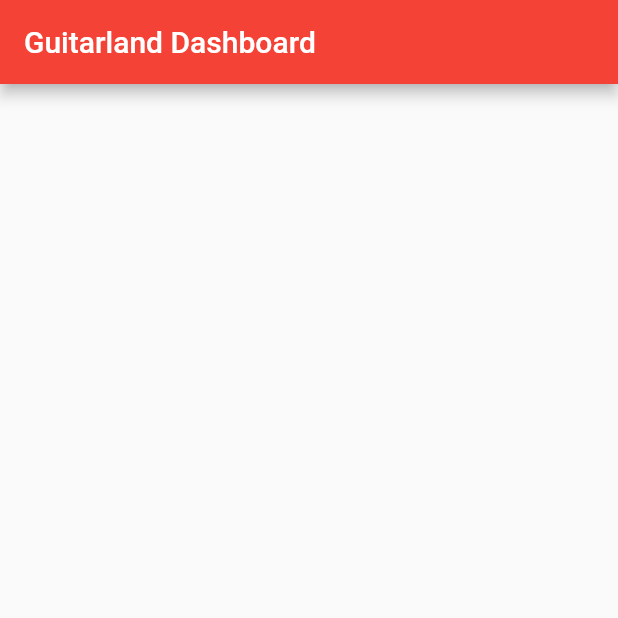
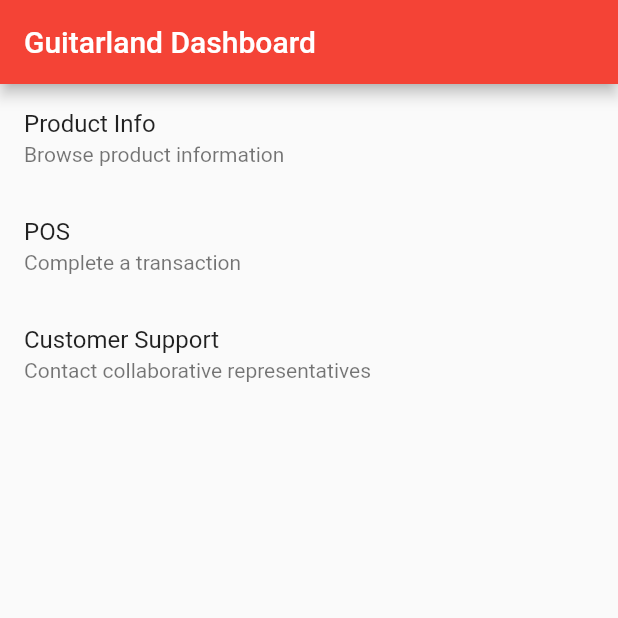
Before and after one commit to blbergo/intro-to-dart, a Flutter app: the screen it shows after launch, on a phone screen of 412 x 824 dp, the top half of it. Run offline on Flutter 3.47's test engine with Material 2 defaults, Android fonts, the phone set to English and light mode, and no system bars.

Commit message:
Finished home page, began work on product info page

```diff
--- a/guitar_land_dashboard/lib/main.dart
+++ b/guitar_land_dashboard/lib/main.dart
@@ -1,4 +1,5 @@
 import 'package:flutter/material.dart';
+import 'package:guitar_land_dashboard/prodInfo.dart';
 
 void main() {
   runApp(const MyApp());
@@ -11,7 +12,7 @@ class MyApp extends StatelessWidget {
   @override
   Widget build(BuildContext context) {
     return MaterialApp(
-      title: 'Guitarland | Employee Dashboarsd',
+      title: 'Guitarland',
       theme: ThemeData(
         // This is the theme of your application.
         //
@@ -48,10 +49,6 @@ class MyHomePage extends StatefulWidget {
 }
 
 class _MyHomePageState extends State<MyHomePage> {
-
-
-
-
   @override
   Widget build(BuildContext context) {
     // This method is rerun every time setState is called, for instance as done
@@ -69,26 +66,24 @@ class _MyHomePageState extends State<MyHomePage> {
         body: Center(
             // Center is a layout widget. It takes a single child and positions it
             // in the middle of the parent.
-        child: Column(
-          // Column is also a layout widget. It takes a list of children and
-          // arranges them vertically. By default, it sizes itself to fit its
-          // children horizontally, and tries to be as tall as its parent.
-          //
-          // Invoke "debug painting" (press "p" in the console, choose the
-          // "Toggle Debug Paint" action from the Flutter Inspector in Android
-          // Studio, or the "Toggle Debug Paint" command in Visual Studio Code)
-          // to see the wireframe for each widget.
-          //
-          // Column has various properties to control how it sizes itself and
-          // how it positions its children. Here we use mainAxisAlignment to
-          // center the children vertically; the main axis here is the vertical
-          // axis because Columns are vertical (the cross axis would be
-          // horizontal).
-          mainAxisAlignment: MainAxisAlignment.center,
-          children: <Widget>[
-          ],
-        ),
-      ),
+            child: Center(
+                child: ListView(children: [
+          _tile("Product Info", "Browse product information", "prodInfo"),
+          _tile("POS", "Complete a transaction", "pos"),
+          _tile("Customer Support", "Contact collaborative representatives",
+              "support")
+        ]))));
+  }
+
+  //helper function for building lists
+  ListTile _tile(String title, String subtitle, String route) {
+    return ListTile(
+      title: Text(title),
+      subtitle: Text(subtitle),
+      onTap: () => {
+        Navigator.push(
+            context, MaterialPageRoute(builder: (context) => const ProdInfo()))
+      },
     );
   }
 }
--- /dev/null
+++ b/guitar_land_dashboard/lib/prodInfo.dart
@@ -0,0 +1,15 @@
+//product info page
+
+import 'package:flutter/material.dart';
+
+class ProdInfo extends StatelessWidget {
+  const ProdInfo({super.key});
+
+  @override
+  Widget build(Object context) {
+    return Scaffold(
+        appBar: AppBar(title: const Text("Product Information")),
+        body: const Center(
+            child: Text("This is where all of the product info goes")));
+  }
+}
```
Also changed, not shown: 1 other file. Lines whose indentation alone changed are shown as unchanged.
